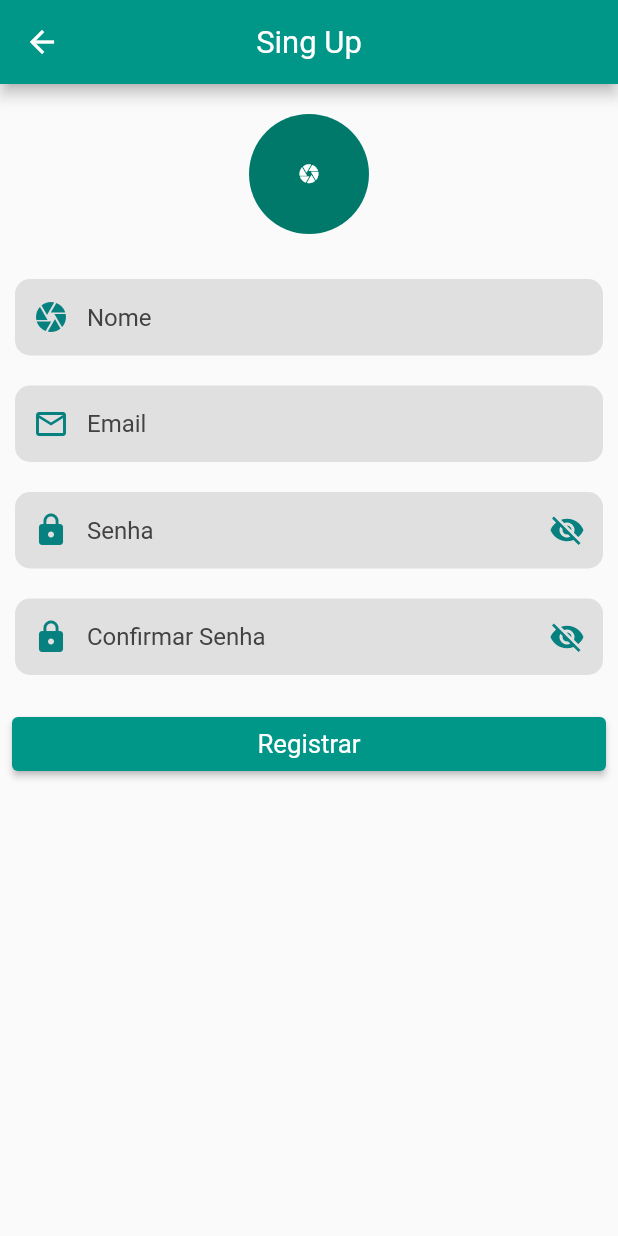
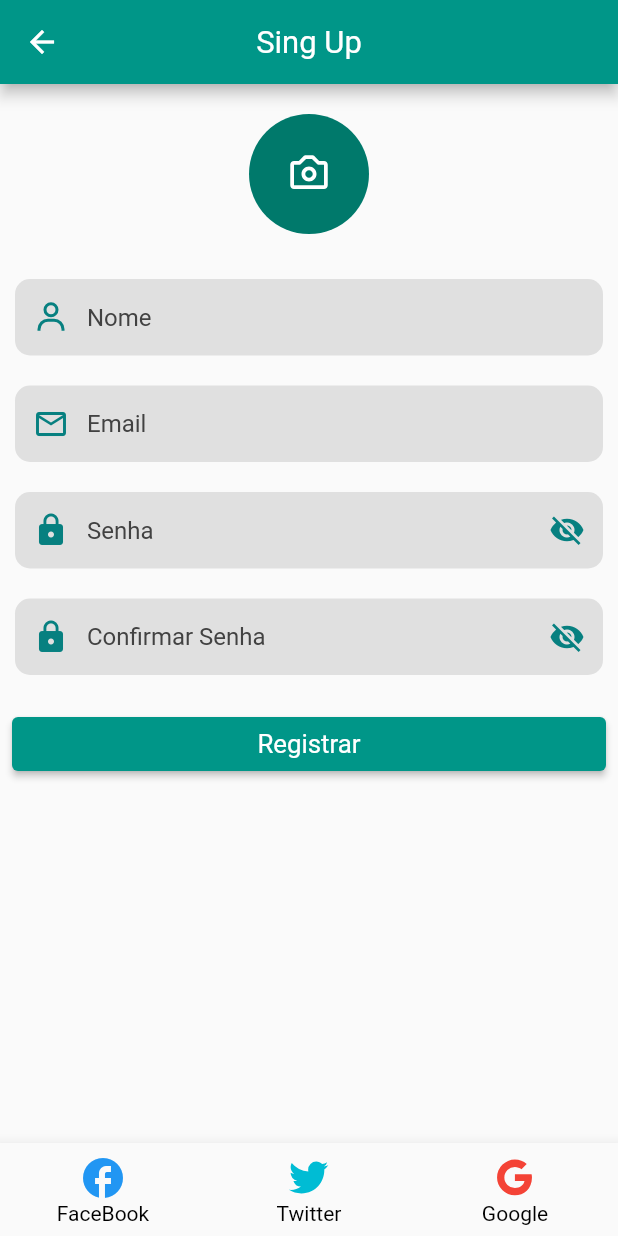
Before and after one commit to comp3034/atividade-1o-bimestre-RebecaEmiIto, a Flutter app: the screen it shows after launch, on a phone screen of 412 x 824 dp. Run offline on Flutter 3.47's test engine with Material 2 defaults, Android fonts, the light colour scheme and no system bars; our stand-ins replace boxicons, dotted_line, fluttericon, google_fonts, validators; missing offline and left inert: direct_select_flutter, pixel_perfect; Roboto replaces fonts that are missing (Rokkitt).

Commit message:
arrumando icones

```diff
--- a/bodyapp/lib/register/ui/screens/register_screen.dart
+++ b/bodyapp/lib/register/ui/screens/register_screen.dart
@@ -3,6 +3,7 @@ import 'package:flutter/material.dart';
 import 'package:fluttericon/brandico_icons.dart';
 import 'package:google_fonts/google_fonts.dart';
 import 'package:boxicons/boxicons.dart';
+import 'package:cupertino_icons/cupertino_icons.dart';
 import 'package:validators/validators.dart';
 
 
@@ -38,9 +39,9 @@ class RegisterScreen extends StatelessWidget {
             ),
             child: CircleAvatar(
               child: const Icon(
-                Icons.camera,
+                Boxicons.bx_camera,
                 color: Colors.white,
-                size: 15,
+                size: 30,
               ),
               radius: 40,
             ),
@@ -48,40 +49,40 @@ class RegisterScreen extends StatelessWidget {
           RegisterFormWidget(),
         ],
       ),
-      //bottomNavigationBar: BottomNavigationBar(
-      //  selectedFontSize: 14,
-      //  selectedItemColor: Colors.black,
+      bottomNavigationBar: BottomNavigationBar(
+        selectedFontSize: 14,
+        selectedItemColor: Colors.black,
 
-      //  unselectedFontSize: 14,
-      //  unselectedItemColor: Colors.black,
-      //  items: const <BottomNavigationBarItem>[
-      //    BottomNavigationBarItem(
-      //      icon: Icon(
-      //        Icons.facebook,
-      //        size: 32.0,
-      //        color: Colors.blue,
-      //      ),
-      //      label: 'FaceBook',
-      //    ),
-      //    BottomNavigationBarItem(
-      //      icon: Icon(
-      //        Icons.facebook,
-      //        size: 32.0,
-      //        color: Colors.cyan,
-      //      ),
-      //      label: 'Twitter',
-      //    ),
-      //    BottomNavigationBarItem(
-      //      icon: Icon(
-      //        Icons.facebook,
-      //        size: 32.0,
-      //        color: Colors.red,
-      //      ),
-      //      label: 'Google',
-      //    ),
-      //  ],
-      //  onTap: null,
-      //),
+        unselectedFontSize: 14,
+        unselectedItemColor: Colors.black,
+        items: const <BottomNavigationBarItem>[
+          BottomNavigationBarItem(
+            icon: Icon(
+              Icons.facebook,
+              size: 32.0,
+              color: Colors.blue,
+            ),
+            label: 'FaceBook',
+          ),
+          BottomNavigationBarItem(
+            icon: Icon(
+              Boxicons.bxl_twitter,
+              size: 32.0,
+              color: Colors.cyan,
+            ),
+            label: 'Twitter',
+          ),
+          BottomNavigationBarItem(
+            icon: Icon(
+              Boxicons.bxl_google,
+              size: 32.0,
+              color: Colors.red,
+            ),
+            label: 'Google',
+          ),
+        ],
+        onTap: null,
+      ),
     );
   }
 }
@@ -110,13 +111,7 @@ class _RegisterFormWidgetState extends State<RegisterFormWidget> {
             padding: const EdgeInsets.all(10.0),
             child: InputWidget(
               hintText: 'Nome',
-              prefixIcon: Icons.camera,
-              //validator: (value) {
-              //  if (value != null) {
-              //    return 'Preencha um nome válido.';
-              //  }
-              //  return null;
-              //},
+              prefixIcon: Boxicons.bx_user,
             ),
           ),
           Padding(
```
